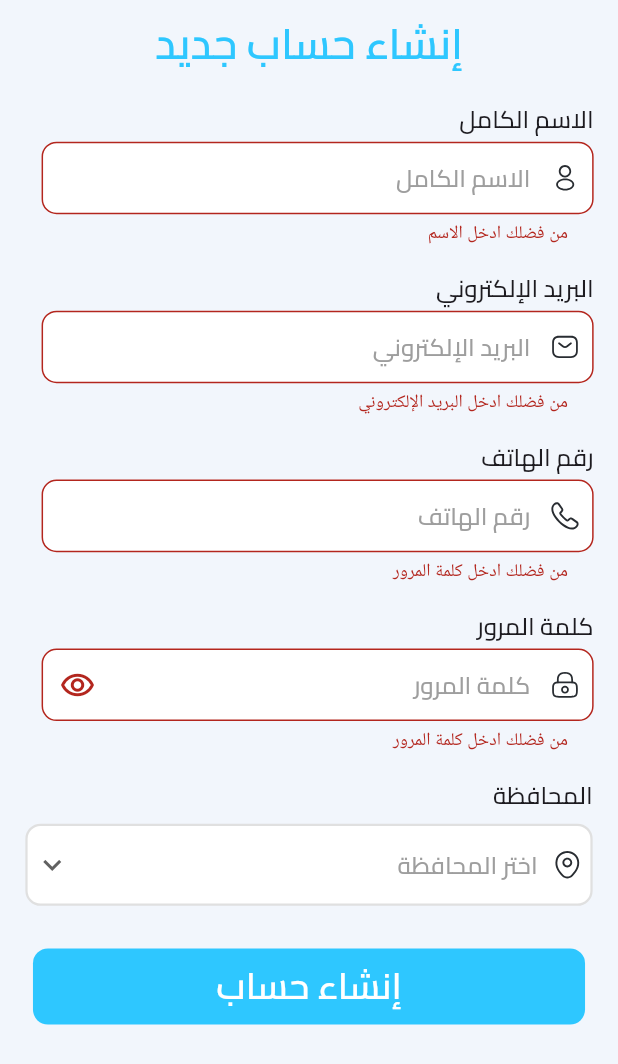
After one commit to bahaaelmetwali/doktory, a Flutter app: the SignUpScreen screen opened by its route, after a tap on "إنشاء حساب", on a phone screen of 412 x 824 dp. The commit adds this screen. Shown: the top 1064 px of the screen. Run offline on Flutter 3.47's test engine with Material 3 defaults, Android fonts, the phone set to English and light mode, and no system bars; our stand-ins replace animated_text_kit, firebase_core, flutter_screenutil, flutter_svg, get_it, go_router and 2 more; accounts and stored records are empty.

Commit message:
refactor: signup screen

```diff
--- a/lib/features/auth/presentation/widgets/sign_up_screen_body.dart
+++ b/lib/features/auth/presentation/widgets/sign_up_screen_body.dart
@@ -1,10 +1,9 @@
 import 'package:doktory/core/constants.dart';
 import 'package:doktory/core/utils/styles.dart';
-import 'package:doktory/core/utils/validator.dart';
 import 'package:doktory/core/widgets/custom_button.dart';
-import 'package:doktory/core/widgets/custom_text_form_field.dart';
 import 'package:doktory/core/widgets/show_or_hide_pass.dart';
 import 'package:doktory/features/auth/presentation/widgets/governorate_dropdown.dart';
+import 'package:doktory/features/auth/presentation/widgets/text_fields_section.dart';
 import 'package:flutter/material.dart';
 import 'package:flutter_screenutil/flutter_screenutil.dart';
 
@@ -46,44 +45,13 @@ class _SignUpScreenBodyState extends State<SignUpScreenBody> {
                   ),
                 ),
                 SizedBox(height: 10.h),
-
-                CustomTextFormField(
-                  controller: nameController,
-
-                  hintText: 'الاسم الكامل',
-                  name: 'الاسم الكامل',
-
-                  iconPath: 'assets/icons/profile.svg',
-                  validator: Validator.nameValidator,
-                ),
-
-                CustomTextFormField(
-                  controller: emailController,
-                  hintText: 'البريد الإلكتروني',
-                  name: 'البريد الإلكتروني',
-
-                  iconPath: 'assets/icons/sms.svg',
-                  validator: Validator.emailValidator,
-                ),
-                CustomTextFormField(
-                  controller: phoneController,
-                  hintText: 'رقم الهاتف',
-                  name: 'رقم الهاتف',
-
-                  iconPath: 'assets/icons/phone.svg',
-                  obscureText: false,
-                  validator: Validator.passwordValidator,
-                ),
-
-                CustomTextFormField(
-                  controller: passwordController,
-                  hintText: 'كلمة المرور',
-                  name: 'كلمة المرور',
-                  iconPath: 'assets/icons/lock.svg',
-                  validator: Validator.passwordValidator,
-                  obscureText: obsecureText,
-
-                  suffixIcon: ShowOrHidePass(
+                TextFieldsSection(
+                  nameController: nameController,
+                  emailController: emailController,
+                  phoneController: phoneController,
+                  passwordController: passwordController,
+                  obsecureText: obsecureText,
+                  showorHidePass: ShowOrHidePass(
                     onToggle: () {
                       setState(() {
                         obsecureText = !obsecureText;
@@ -102,9 +70,7 @@ class _SignUpScreenBodyState extends State<SignUpScreenBody> {
                 ),
                 SizedBox(height: 20.h),
 
-                Builder(
-                  builder: (context) {
-                    return Center(
+                Center(
                   child: CustomButton(
                     text: 'إنشاء حساب',
                     onPressed: () {
@@ -129,8 +95,6 @@ class _SignUpScreenBodyState extends State<SignUpScreenBody> {
                       }
                     },
                   ),
-                    );
-                  },
                 ),
               ],
             ),
--- /dev/null
+++ b/lib/features/auth/presentation/widgets/text_fields_section.dart
@@ -0,0 +1,68 @@
+import 'package:doktory/core/utils/validator.dart';
+import 'package:doktory/core/widgets/custom_text_form_field.dart';
+import 'package:flutter/material.dart';
+
+class TextFieldsSection extends StatelessWidget {
+  const TextFieldsSection({
+    super.key,
+    required this.nameController,
+    required this.emailController,
+    required this.phoneController,
+    required this.passwordController,
+    required this.obsecureText,
+
+    required this.showorHidePass,
+  });
+  final TextEditingController nameController;
+  final TextEditingController emailController;
+  final TextEditingController phoneController;
+  final TextEditingController passwordController;
+  final bool obsecureText;
+  final Widget showorHidePass;
+
+  @override
+  Widget build(BuildContext context) {
+    return Column(
+      children: [
+        CustomTextFormField(
+          controller: nameController,
+
+          hintText: 'الاسم الكامل',
+          name: 'الاسم الكامل',
+
+          iconPath: 'assets/icons/profile.svg',
+          validator: Validator.nameValidator,
+        ),
+
+        CustomTextFormField(
+          controller: emailController,
+          hintText: 'البريد الإلكتروني',
+          name: 'البريد الإلكتروني',
+
+          iconPath: 'assets/icons/sms.svg',
+          validator: Validator.emailValidator,
+        ),
+        CustomTextFormField(
+          controller: phoneController,
+          hintText: 'رقم الهاتف',
+          name: 'رقم الهاتف',
+
+          iconPath: 'assets/icons/phone.svg',
+          obscureText: false,
+          validator: Validator.passwordValidator,
+        ),
+
+        CustomTextFormField(
+          controller: passwordController,
+          hintText: 'كلمة المرور',
+          name: 'كلمة المرور',
+          iconPath: 'assets/icons/lock.svg',
+          validator: Validator.passwordValidator,
+          obscureText: obsecureText,
+
+          suffixIcon: showorHidePass,
+        ),
+      ],
+    );
+  }
+}
```
Lines whose indentation alone changed are shown as unchanged.
